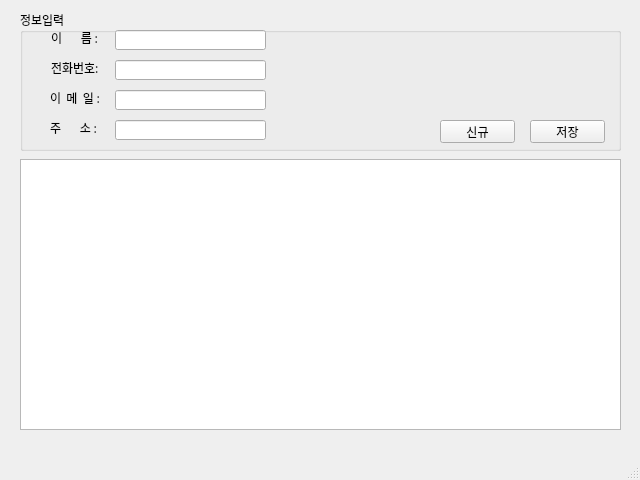
Old version of the form part1/studyPyQt/addressBook.ui in the repository LaniJeong/miniprojects.
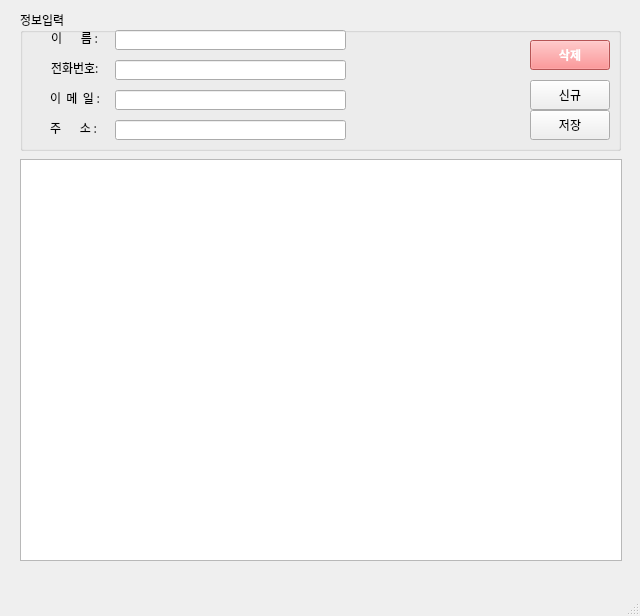
New version of the form.

The edit to the form file:
```diff
--- a/part1/studyPyQt/addressBook.ui
+++ b/part1/studyPyQt/addressBook.ui
@@ -7,7 +7,7 @@
     <x>0</x>
     <y>0</y>
     <width>640</width>
-    <height>480</height>
+    <height>616</height>
    </rect>
   </property>
   <property name="font">
@@ -39,7 +39,7 @@
          <rect>
           <x>95</x>
           <y>50</y>
-          <width>151</width>
+          <width>231</width>
           <height>20</height>
          </rect>
         </property>
@@ -68,7 +68,7 @@
          <rect>
           <x>95</x>
           <y>110</y>
-          <width>151</width>
+          <width>231</width>
           <height>20</height>
          </rect>
         </property>
@@ -97,7 +97,7 @@
          <rect>
           <x>95</x>
           <y>80</y>
-          <width>151</width>
+          <width>231</width>
           <height>20</height>
          </rect>
         </property>
@@ -124,10 +124,10 @@
        <widget class="QPushButton" name="btnNew">
         <property name="geometry">
          <rect>
-          <x>420</x>
-          <y>110</y>
-          <width>75</width>
-          <height>23</height>
+          <x>510</x>
+          <y>70</y>
+          <width>80</width>
+          <height>30</height>
          </rect>
         </property>
         <property name="text">
@@ -138,9 +138,9 @@
         <property name="geometry">
          <rect>
           <x>510</x>
-          <y>110</y>
-          <width>75</width>
-          <height>23</height>
+          <y>100</y>
+          <width>80</width>
+          <height>30</height>
          </rect>
         </property>
         <property name="text">
@@ -171,11 +171,35 @@
          <rect>
           <x>95</x>
           <y>20</y>
-          <width>151</width>
+          <width>231</width>
           <height>20</height>
          </rect>
         </property>
        </widget>
+       <widget class="QPushButton" name="btnDel">
+        <property name="geometry">
+         <rect>
+          <x>510</x>
+          <y>30</y>
+          <width>80</width>
+          <height>30</height>
+         </rect>
+        </property>
+        <property name="font">
+         <font>
+          <family>NanumGothic</family>
+          <weight>75</weight>
+          <bold>true</bold>
+         </font>
+        </property>
+        <property name="styleSheet">
+         <string notr="true">background-color: rgb(255, 117, 119);
+color: rgb(255, 255, 255);</string>
+        </property>
+        <property name="text">
+         <string>삭제</string>
+        </property>
+       </widget>
       </widget>
      </item>
     </layout>
@@ -185,13 +209,29 @@
      <rect>
       <x>20</x>
       <y>159</y>
-      <width>601</width>
-      <height>271</height>
+      <width>602</width>
+      <height>402</height>
      </rect>
     </property>
     <layout class="QVBoxLayout" name="verticalLayout_2">
      <item>
-      <widget class="QTableWidget" name="tableWidget"/>
+      <widget class="QTableWidget" name="tblAddress">
+       <property name="enabled">
+        <bool>true</bool>
+       </property>
+       <property name="sizePolicy">
+        <sizepolicy hsizetype="Expanding" vsizetype="Expanding">
+         <horstretch>0</horstretch>
+         <verstretch>0</verstretch>
+        </sizepolicy>
+       </property>
+       <property name="minimumSize">
+        <size>
+         <width>0</width>
+         <height>0</height>
+        </size>
+       </property>
+      </widget>
      </item>
     </layout>
    </widget>
```
Left out of the diff: 12 changed lines with no effect on the pictures.
